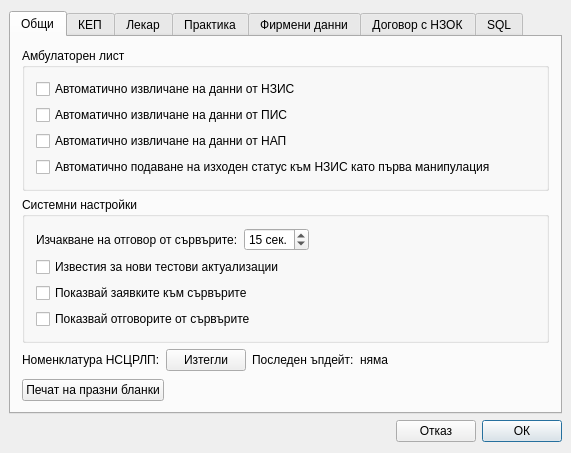
First picture: the form in src/View/Widgets/SettingsDialog.ui, repository thefinalcutbg/DinoDent, before the edit.
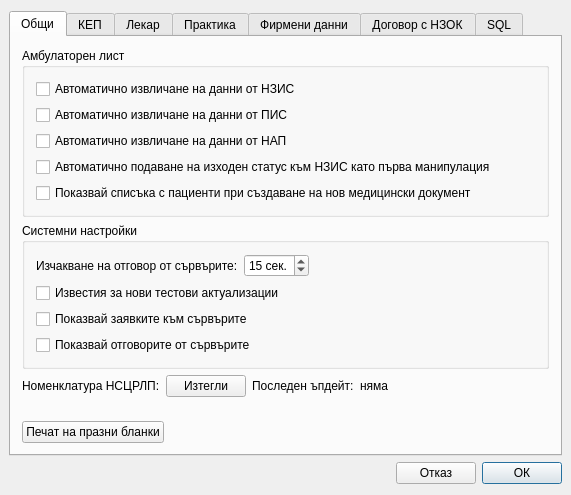
Second picture: the form after the edit. Custom widgets are drawn as their Qt base class.

Commit message: added patient list on new document

The edit to the form file:
```diff
--- a/src/View/Widgets/SettingsDialog.ui
+++ b/src/View/Widgets/SettingsDialog.ui
@@ -7,7 +7,7 @@
     <x>0</x>
     <y>0</y>
     <width>567</width>
-    <height>440</height>
+    <height>495</height>
    </rect>
   </property>
   <property name="minimumSize">
@@ -78,6 +78,13 @@
               </property>
              </widget>
             </item>
+            <item>
+             <widget class="QCheckBox" name="patientList">
+              <property name="text">
+               <string>Показвай списъка с пациенти при създаване на нов медицински документ</string>
+              </property>
+             </widget>
+            </item>
            </layout>
           </widget>
          </item>
```
The commit also changes 19 other files.
